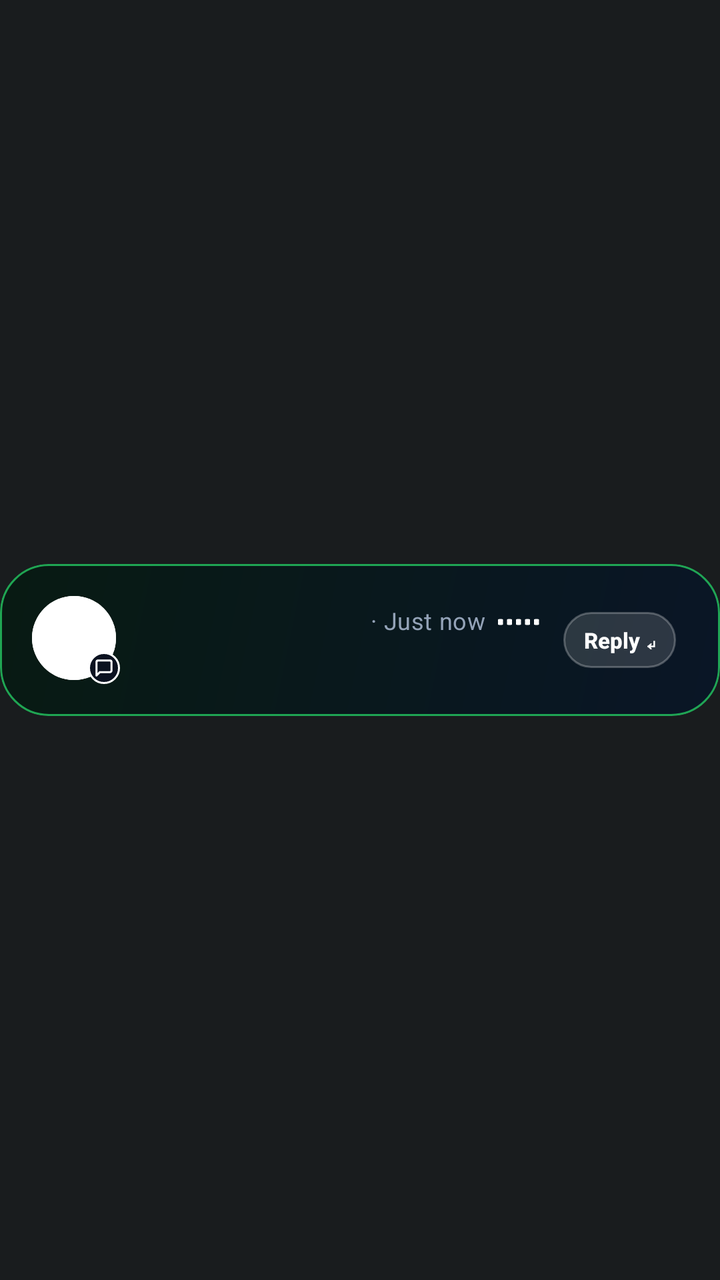
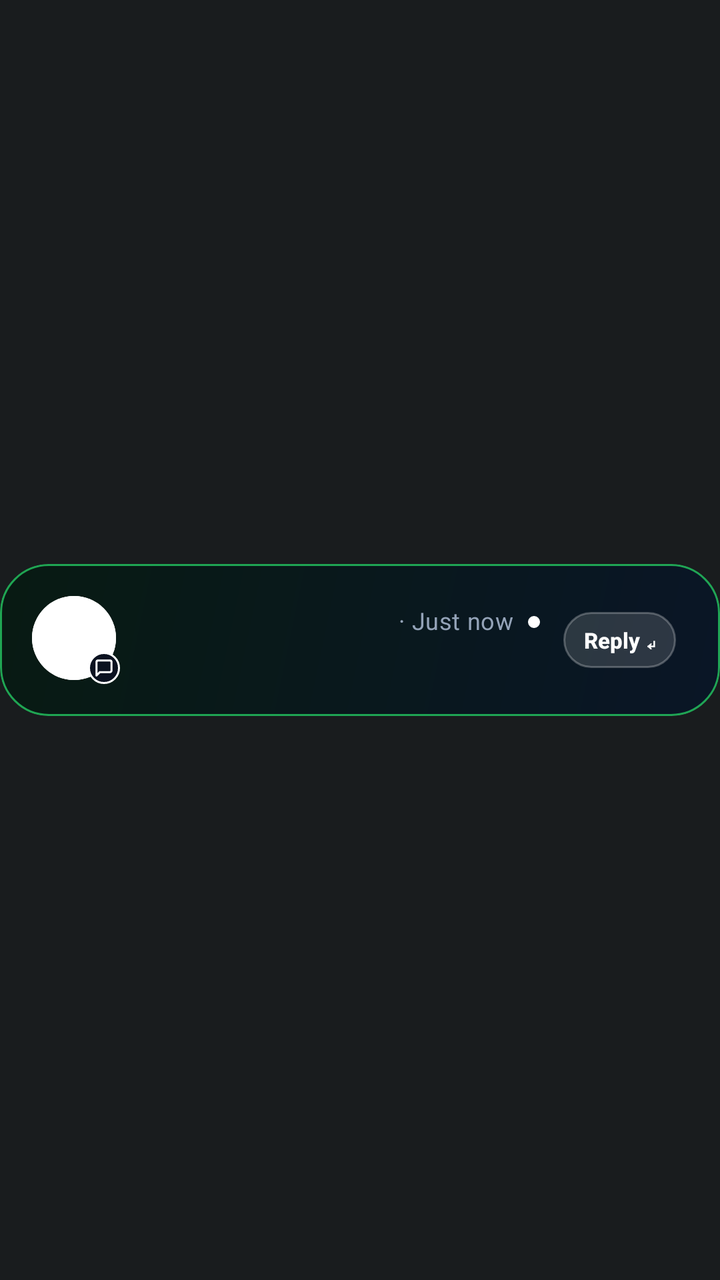

An Android layout rendered at two revisions. The XML below is the earlier revision; the diff shows what the commit changed to produce the second picture.
<!-- AndroidManifest.xml: application theme Theme.AtAGlancePlus -->
<!-- res/layout/include_island_message_toast.xml -->
<?xml version="1.0" encoding="utf-8"?>
<FrameLayout xmlns:android="http://schemas.android.com/apk/res/android"
    android:id="@+id/card_root"
    style="@style/AagCardRoot">

    <FrameLayout
        android:id="@+id/card_body"
        android:layout_width="match_parent"
        android:layout_height="76dp"
        android:layout_gravity="center_vertical"
        android:background="@drawable/card_bg_island"
        android:clipToOutline="true">

        
        <ProgressBar
            android:id="@+id/island_fx_enter"
            android:layout_width="72dp"
            android:layout_height="72dp"
            android:layout_gravity="start|top"
            android:layout_marginStart="1dp"
            android:layout_marginTop="1dp"
            android:indeterminate="true"
            android:indeterminateDrawable="@drawable/avd_island_enter"
            android:indeterminateOnly="true"
            android:maxHeight="72dp"
            android:maxWidth="72dp"
            android:minHeight="72dp"
            android:minWidth="72dp" />

        <ProgressBar
            android:id="@+id/island_fx_pulse"
            android:layout_width="72dp"
            android:layout_height="72dp"
            android:layout_gravity="start|top"
            android:layout_marginStart="1dp"
            android:layout_marginTop="1dp"
            android:indeterminate="true"
            android:indeterminateDrawable="@drawable/avd_island_pulse"
            android:indeterminateOnly="true"
            android:maxHeight="72dp"
            android:maxWidth="72dp"
            android:minHeight="72dp"
            android:minWidth="72dp" />

        <LinearLayout
            android:layout_width="match_parent"
            android:layout_height="match_parent"
            android:gravity="center_vertical"
            android:orientation="horizontal"
            android:paddingStart="16dp"
            android:paddingEnd="18dp">

            <FrameLayout
                android:layout_width="44dp"
                android:layout_height="44dp">

                <ImageView
                    android:id="@+id/island_avatar"
                    android:layout_width="42dp"
                    android:layout_height="42dp"
                    android:contentDescription="@null"
                    android:src="@drawable/island_avatar_bg" />

                <TextView
                    android:id="@+id/island_initial"
                    android:layout_width="42dp"
                    android:layout_height="42dp"
                    android:fontFamily="sans-serif-medium"
                    android:gravity="center"
                    android:includeFontPadding="false"
                    android:textColor="#FF04130A"
                    android:textSize="16sp"
                    android:textStyle="bold" />

                <FrameLayout
                    android:layout_width="16dp"
                    android:layout_height="16dp"
                    android:layout_gravity="bottom|end"
                    android:background="@drawable/island_badge_bg">

                    <ImageView
                        android:id="@+id/island_badge_icon"
                        android:layout_width="10dp"
                        android:layout_height="10dp"
                        android:layout_gravity="center"
                        android:contentDescription="@null"
                        android:src="@drawable/ic_chat_badge" />
                </FrameLayout>
            </FrameLayout>

            <LinearLayout
                android:layout_width="0dp"
                android:layout_height="wrap_content"
                android:layout_marginStart="11dp"
                android:layout_weight="1"
                android:orientation="vertical">

                <LinearLayout
                    android:layout_width="match_parent"
                    android:layout_height="wrap_content"
                    android:gravity="center_vertical"
                    android:orientation="horizontal">

                    <TextView
                        android:id="@+id/island_app"
                        style="@style/AagText.Label"
                        android:layout_width="wrap_content"
                        android:layout_height="wrap_content"
                        android:textAllCaps="true"
                        android:textStyle="bold" />

                    <TextView
                        android:id="@+id/island_sender"
                        style="@style/AagText.Badge"
                        android:layout_width="0dp"
                        android:layout_height="wrap_content"
                        android:layout_marginStart="6dp"
                        android:layout_weight="1"
                        android:ellipsize="end" />

                    <TextView
                        android:id="@+id/island_time"
                        style="@style/AagText.Label"
                        android:layout_width="wrap_content"
                        android:layout_height="wrap_content"
                        android:layout_marginStart="6dp"
                        android:fontFamily="sans-serif"
                        android:text="· Just now"
                        android:textColor="#FF94A3B8" />

                    <ProgressBar
                        android:id="@+id/island_eq"
                        android:layout_width="21dp"
                        android:layout_height="14dp"
                        android:layout_marginStart="6dp"
                        android:indeterminate="true"
                        android:indeterminateDrawable="@drawable/avd_island_equalizer"
                        android:indeterminateOnly="true" />
                </LinearLayout>

                <TextView
                    android:id="@+id/island_message"
                    style="@style/AagText.Detail"
                    android:layout_width="match_parent"
                    android:layout_height="wrap_content"
                    android:layout_marginTop="2dp"
                    android:textColor="#FFF1F5F9" />
            </LinearLayout>

            <FrameLayout
                android:id="@+id/island_reply"
                android:layout_width="64dp"
                android:layout_height="36dp"
                android:layout_marginStart="8dp"
                android:contentDescription="Reply">

                <TextView
                    android:layout_width="wrap_content"
                    android:layout_height="28dp"
                    android:layout_gravity="center"
                    android:background="@drawable/island_reply_bg"
                    android:duplicateParentState="true"
                    android:fontFamily="sans-serif-medium"
                    android:gravity="center"
                    android:paddingStart="10dp"
                    android:paddingEnd="10dp"
                    android:singleLine="true"
                    android:text="Reply ↵"
                    android:textColor="#FFFFFFFF"
                    android:textSize="11sp"
                    android:textStyle="bold" />
            </FrameLayout>
        </LinearLayout>
    </FrameLayout>
</FrameLayout>
<!-- resources referenced by this layout -->
<resources>
  <!-- drawable avd_island_equalizer: vector/xml drawable (drawable, 4659 chars, omitted) -->
  <!-- drawable card_bg_island (drawable) -->
  <?xml version="1.0" encoding="utf-8"?>
  <shape xmlns:android="http://schemas.android.com/apk/res/android" android:shape="rectangle">
      <gradient android:angle="315" android:startColor="#FA071A12" android:endColor="#FA091526" android:type="linear" />
      <stroke android:width="1dp" android:color="#BF25D366" />
      <corners android:radius="24dp" />
  </shape>
  <!-- drawable island_avatar_bg (drawable) -->
  <?xml version="1.0" encoding="utf-8"?>
  <shape xmlns:android="http://schemas.android.com/apk/res/android" android:shape="oval">
      <solid android:color="#FFFFFFFF" />
  </shape>
  <!-- drawable island_badge_bg (drawable) -->
  <?xml version="1.0" encoding="utf-8"?>
  <shape xmlns:android="http://schemas.android.com/apk/res/android" android:shape="oval">
      <solid android:color="#FF0B1220" />
      <stroke android:width="1dp" android:color="#FFFFFFFF" />
  </shape>
  <!-- drawable island_reply_bg (drawable) -->
  <?xml version="1.0" encoding="utf-8"?>
  <shape xmlns:android="http://schemas.android.com/apk/res/android" android:shape="rectangle">
      <solid android:color="#24FFFFFF" />
      <stroke android:width="1dp" android:color="#40FFFFFF" />
      <corners android:radius="14dp" />
  </shape>
  <style name="AagCardRoot">
          <item name="android:layout_width">match_parent</item>
          <item name="android:layout_height">88dp</item>
          <item name="android:clipChildren">false</item>
          <item name="android:clipToPadding">false</item>
      </style>
  <style name="AagText.Badge">
          <item name="android:textSize">15sp</item>
          <item name="android:fontFamily">sans-serif-medium</item>
          <item name="android:lineHeight">18sp</item>
          <item name="android:ellipsize">none</item>
      </style>
  <style name="AagText.Detail">
          <item name="android:textSize">13sp</item>
          <item name="android:fontFamily">sans-serif</item>
          <item name="android:lineHeight">17sp</item>
          <item name="android:letterSpacing">0.0077</item>
          <item name="android:textColor">#FFD8E2F0</item>
      </style>
  <style name="AagText.Label">
          <item name="android:textSize">12sp</item>
          <item name="android:fontFamily">sans-serif-medium</item>
          <item name="android:lineHeight">15sp</item>
          <item name="android:letterSpacing">0.0167</item>
          <item name="android:textColor">#FF93C5FD</item>
      </style>
  <style name="Theme.AtAGlancePlus" parent="android:Theme.DeviceDefault.NoActionBar">
          <item name="android:windowLightStatusBar">false</item>
      </style>
  <!-- unchanged entries left out for length: 3 -->
</resources>

<!-- the commit's change to res/layout/include_island_message_toast.xml (unified diff, before → after) -->
@@ -128,14 +128,19 @@
                         android:text="· Just now"
                         android:textColor="#FF94A3B8" />
 
+                    
                     <ProgressBar
-                        android:id="@+id/island_eq"
-                        android:layout_width="21dp"
-                        android:layout_height="14dp"
-                        android:layout_marginStart="6dp"
+                        android:id="@+id/island_dot"
+                        android:layout_width="6dp"
+                        android:layout_height="6dp"
+                        android:layout_marginStart="7dp"
                         android:indeterminate="true"
-                        android:indeterminateDrawable="@drawable/avd_island_equalizer"
-                        android:indeterminateOnly="true" />
+                        android:indeterminateDrawable="@drawable/avd_island_dot"
+                        android:indeterminateOnly="true"
+                        android:maxHeight="6dp"
+                        android:maxWidth="6dp"
+                        android:minHeight="6dp"
+                        android:minWidth="6dp" />
                 </LinearLayout>
 
                 <TextView
<!-- resource entries referenced after the edit -->
@@ -1,6 +1,34 @@
 <!-- resources referenced by this layout -->
 <resources>
-  <!-- drawable avd_island_equalizer: vector/xml drawable (drawable, 4659 chars, omitted) -->
+  <!-- drawable avd_island_dot (drawable) -->
+  <?xml version="1.0" encoding="utf-8"?>
+  <animated-vector xmlns:android="http://schemas.android.com/apk/res/android"
+      xmlns:aapt="http://schemas.android.com/aapt">
+      <aapt:attr name="android:drawable">
+          <vector
+              android:width="6dp"
+              android:height="6dp"
+              android:viewportWidth="6"
+              android:viewportHeight="6">
+              <path
+                  android:name="dot"
+                  android:fillColor="#FFFFFFFF"
+                  android:pathData="M3,0a3,3 0 1 1 0,6a3,3 0 1 1 0,-6z" />
+          </vector>
+      </aapt:attr>
+      <target android:name="dot">
+          <aapt:attr name="android:animation">
+              <objectAnimator
+                  android:propertyName="fillAlpha"
+                  android:valueFrom="1"
+                  android:valueTo="0.25"
+                  android:duration="800"
+                  android:repeatCount="infinite"
+                  android:repeatMode="reverse"
+                  android:interpolator="@android:interpolator/accelerate_decelerate" />
+          </aapt:attr>
+      </target>
+  </animated-vector>
   <!-- drawable card_bg_island (drawable) -->
   <?xml version="1.0" encoding="utf-8"?>
   <shape xmlns:android="http://schemas.android.com/apk/res/android" android:shape="rectangle">
